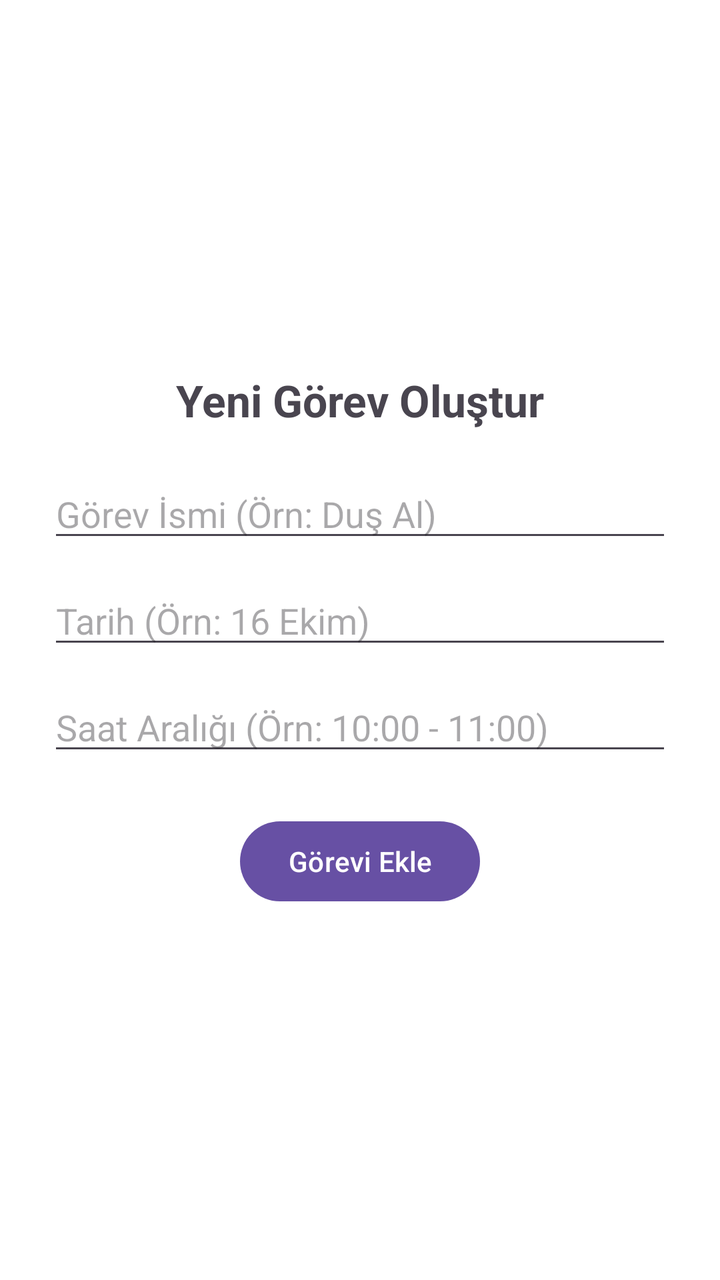
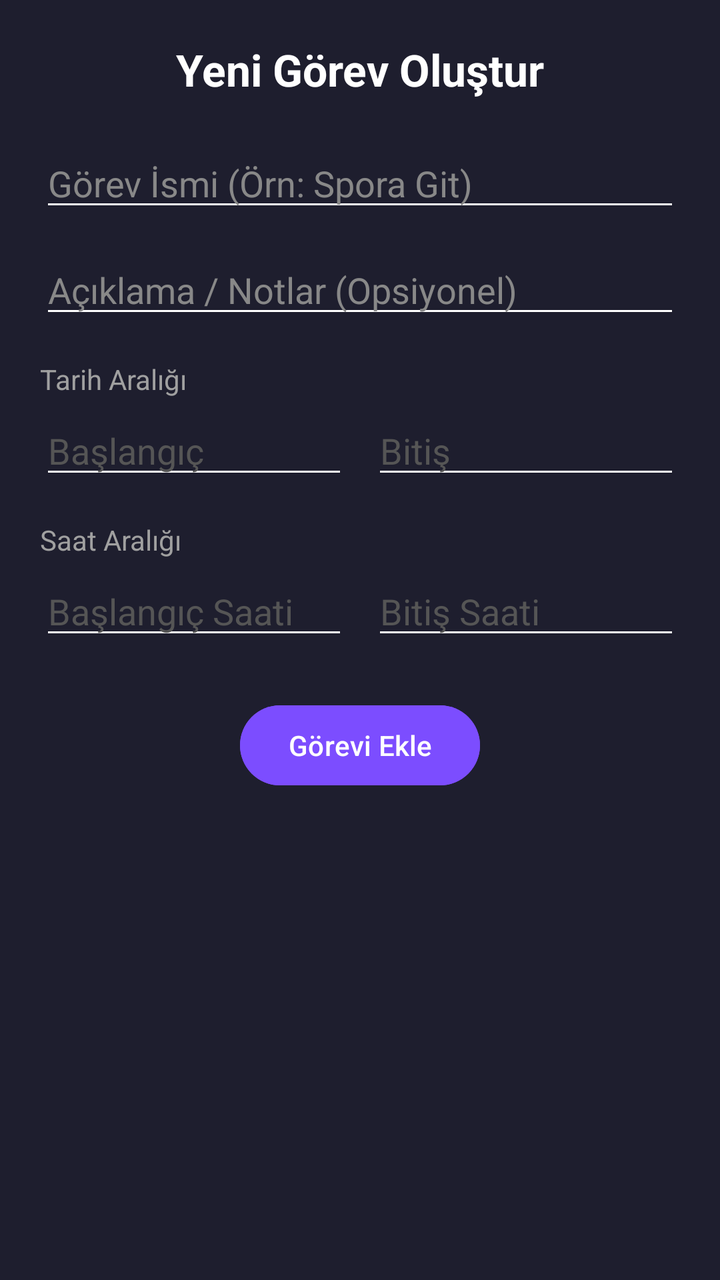

The first picture is an Android layout as it rendered before a commit; the second is the same layout after the commit. The layout source and the unified diff follow.
<!-- AndroidManifest.xml: application theme Theme.PersonalCalendar -->
<!-- res/layout/dialog_new_task.xml -->
<?xml version="1.0" encoding="utf-8"?>
<LinearLayout xmlns:android="http://schemas.android.com/apk/res/android"
    android:layout_width="match_parent"
    android:layout_height="match_parent"
    android:orientation="vertical"
    android:padding="24dp"
    android:background="#FFFFFF"
    android:gravity="center"> 

    <TextView
        android:layout_width="wrap_content"
        android:layout_height="wrap_content"
        android:text="Yeni Görev Oluştur"
        android:textSize="22sp"
        android:textStyle="bold"
        android:layout_marginBottom="20dp"/>

    
    <EditText
        android:id="@+id/etTaskName"
        android:layout_width="match_parent"
        android:layout_height="wrap_content"
        android:hint="Görev İsmi (Örn: Duş Al)"
        android:layout_marginBottom="12dp"/>

    
    <EditText
        android:id="@+id/etTaskDate"
        android:layout_width="match_parent"
        android:layout_height="wrap_content"
        android:hint="Tarih (Örn: 16 Ekim)"
        android:layout_marginBottom="12dp"/>

    
    <EditText
        android:id="@+id/etTaskTime"
        android:layout_width="match_parent"
        android:layout_height="wrap_content"
        android:hint="Saat Aralığı (Örn: 10:00 - 11:00)"
        android:layout_marginBottom="24dp"/>

    
    <Button
        android:id="@+id/btnSaveTask"
        android:layout_width="wrap_content"
        android:layout_height="wrap_content"
        android:text="Görevi Ekle" />

</LinearLayout>
<!-- resources referenced by this layout -->
<resources>
  <style name="Theme.PersonalCalendar" parent="Base.Theme.PersonalCalendar" />
  <style name="Base.Theme.PersonalCalendar" parent="Theme.Material3.DayNight.NoActionBar">
          
          
      </style>
</resources>

<!-- the commit's change to res/layout/dialog_new_task.xml (unified diff, before → after) -->
@@ -1,49 +1,136 @@
 <?xml version="1.0" encoding="utf-8"?>
-<LinearLayout xmlns:android="http://schemas.android.com/apk/res/android"
+<ScrollView xmlns:android="http://schemas.android.com/apk/res/android"
     android:layout_width="match_parent"
     android:layout_height="match_parent"
-    android:orientation="vertical"
-    android:padding="24dp"
-    android:background="#FFFFFF"
-    android:gravity="center"> 
+    android:background="#1E1E2E"
+    android:padding="20dp">
 
-    <TextView
-        android:layout_width="wrap_content"
-        android:layout_height="wrap_content"
-        android:text="Yeni Görev Oluştur"
-        android:textSize="22sp"
-        android:textStyle="bold"
-        android:layout_marginBottom="20dp"/>
-
-    
-    <EditText
-        android:id="@+id/etTaskName"
+    <LinearLayout
         android:layout_width="match_parent"
         android:layout_height="wrap_content"
-        android:hint="Görev İsmi (Örn: Duş Al)"
-        android:layout_marginBottom="12dp"/>
+        android:orientation="vertical"
+        android:gravity="center_horizontal">
 
-    
-    <EditText
-        android:id="@+id/etTaskDate"
-        android:layout_width="match_parent"
-        android:layout_height="wrap_content"
-        android:hint="Tarih (Örn: 16 Ekim)"
-        android:layout_marginBottom="12dp"/>
+        <TextView
+            android:id="@+id/tvDialogTitle"
+            android:layout_width="wrap_content"
+            android:layout_height="wrap_content"
+            android:text="Yeni Görev Oluştur"
+            android:textColor="#FFFFFF"
+            android:textSize="22sp"
+            android:textStyle="bold"
+            android:layout_marginBottom="20dp" />
 
-    
-    <EditText
-        android:id="@+id/etTaskTime"
-        android:layout_width="match_parent"
-        android:layout_height="wrap_content"
-        android:hint="Saat Aralığı (Örn: 10:00 - 11:00)"
-        android:layout_marginBottom="24dp"/>
+        <EditText
+            android:id="@+id/etTaskName"
+            android:layout_width="match_parent"
+            android:layout_height="wrap_content"
+            android:hint="Görev İsmi (Örn: Spora Git)"
+            android:textColor="#FFFFFF"
+            android:textColorHint="#888888"
+            android:backgroundTint="#FFFFFF"
+            android:layout_marginBottom="12dp" />
 
-    
-    <Button
-        android:id="@+id/btnSaveTask"
-        android:layout_width="wrap_content"
-        android:layout_height="wrap_content"
-        android:text="Görevi Ekle" />
+        <EditText
+            android:id="@+id/etTaskDesc"
+            android:layout_width="match_parent"
+            android:layout_height="wrap_content"
+            android:hint="Açıklama / Notlar (Opsiyonel)"
+            android:textColor="#FFFFFF"
+            android:textColorHint="#888888"
+            android:backgroundTint="#FFFFFF"
+            android:layout_marginBottom="16dp" />
 
-</LinearLayout>
+        
+        <TextView
+            android:layout_width="match_parent"
+            android:layout_height="wrap_content"
+            android:text="Tarih Aralığı"
+            android:textColor="#A0A0A0"
+            android:textSize="14sp"
+            android:layout_marginBottom="4dp" />
+
+        <LinearLayout
+            android:layout_width="match_parent"
+            android:layout_height="wrap_content"
+            android:orientation="horizontal"
+            android:layout_marginBottom="16dp">
+
+            <EditText
+                android:id="@+id/etStartDate"
+                android:layout_width="0dp"
+                android:layout_height="wrap_content"
+                android:layout_weight="1"
+                android:hint="Başlangıç"
+                android:focusable="false"
+                android:clickable="true"
+                android:textColor="#FFFFFF"
+                android:textColorHint="#555555"
+                android:backgroundTint="#FFFFFF"
+                android:layout_marginEnd="6dp" />
+
+            <EditText
+                android:id="@+id/etEndDate"
+                android:layout_width="0dp"
+                android:layout_height="wrap_content"
+                android:layout_weight="1"
+                android:hint="Bitiş"
+                android:focusable="false"
+                android:clickable="true"
+                android:textColor="#FFFFFF"
+                android:textColorHint="#555555"
+                android:backgroundTint="#FFFFFF"
+                android:layout_marginStart="6dp" />
+        </LinearLayout>
+
+        
+        <TextView
+            android:layout_width="match_parent"
+            android:layout_height="wrap_content"
+            android:text="Saat Aralığı"
+            android:textColor="#A0A0A0"
+            android:textSize="14sp"
+            android:layout_marginBottom="4dp" />
+
+        <LinearLayout
+            android:layout_width="match_parent"
+            android:layout_height="wrap_content"
+            android:orientation="horizontal"
+            android:layout_marginBottom="24dp">
+
+            <EditText
+                android:id="@+id/etStartTime"
+                android:layout_width="0dp"
+                android:layout_height="wrap_content"
+                android:layout_weight="1"
+                android:hint="Başlangıç Saati"
+                android:focusable="false"
+                android:clickable="true"
+                android:textColor="#FFFFFF"
+                android:textColorHint="#555555"
+                android:backgroundTint="#FFFFFF"
+                android:layout_marginEnd="6dp" />
+
+            <EditText
+                android:id="@+id/etEndTime"
+                android:layout_width="0dp"
+                android:layout_height="wrap_content"
+                android:layout_weight="1"
+                android:hint="Bitiş Saati"
+                android:focusable="false"
+                android:clickable="true"
+                android:textColor="#FFFFFF"
+                android:textColorHint="#555555"
+                android:backgroundTint="#FFFFFF"
+                android:layout_marginStart="6dp" />
+        </LinearLayout>
+
+        <Button
+            android:id="@+id/btnSaveTask"
+            android:layout_width="wrap_content"
+            android:layout_height="wrap_content"
+            android:text="Görevi Ekle"
+            android:backgroundTint="#7C4DFF"
+            android:textColor="#FFFFFF" />
+    </LinearLayout>
+</ScrollView>
